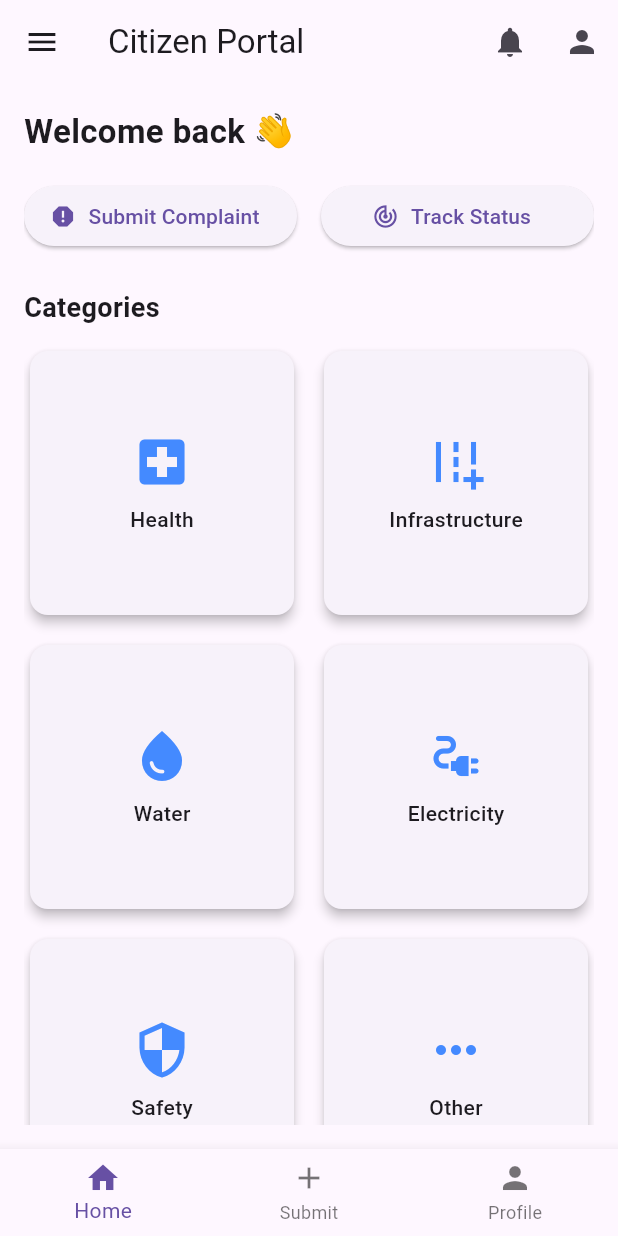
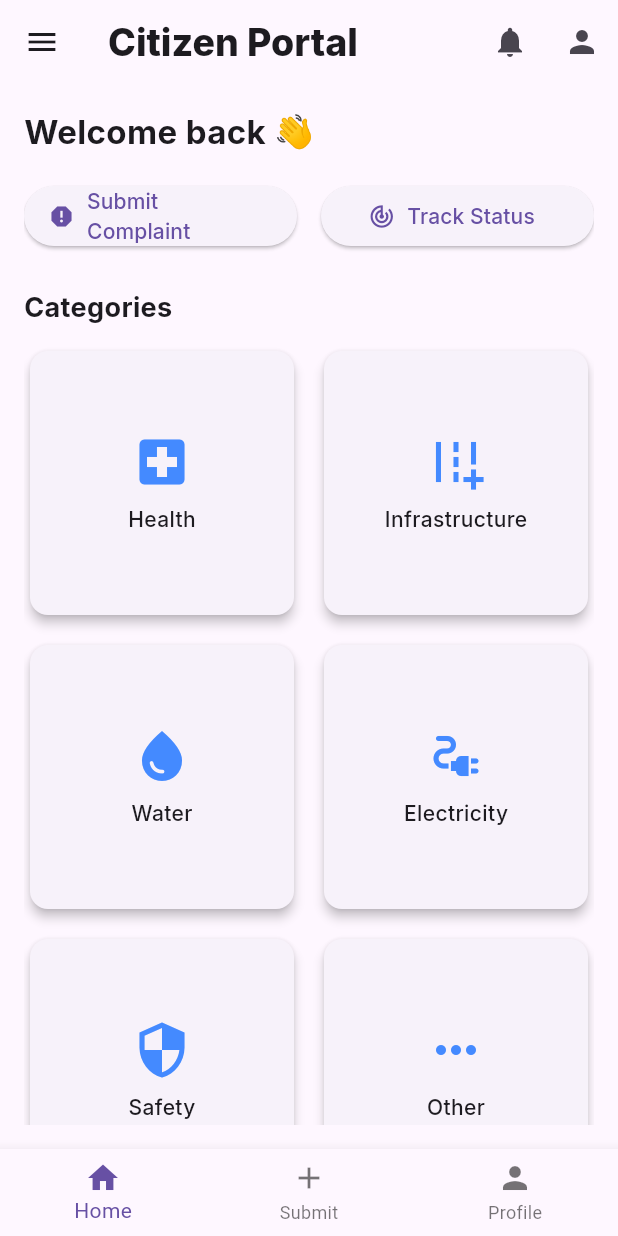
Before and after one commit to ChrisKamanzi/CivicLink, a Flutter app: the CitizenHomePage screen opened by its route, on a phone screen of 412 x 824 dp. Run offline on Flutter 3.47's test engine with Material 3 defaults, Android fonts, the phone set to English and light mode, and no system bars; our stand-ins replace firebase_auth, firebase_core, flutter_riverpod, go_router, google_fonts; accounts and stored records are empty.

Commit message:
Edited cards, homepage and the MinistriesCard.dart

```diff
--- a/lib/Home/CitizenHomePage.dart
+++ b/lib/Home/CitizenHomePage.dart
@@ -2,6 +2,7 @@ import 'package:civic_link/widgets/BottomNavBar.dart';
 import 'package:civic_link/widgets/StatusTile.dart';
 import 'package:flutter/material.dart';
 import 'package:go_router/go_router.dart';
+import 'package:google_fonts/google_fonts.dart';
 
 import '../widgets/CategoryCards.dart';
 import '../widgets/Drawer.dart';
@@ -13,7 +14,13 @@ class CitizenHomePage extends StatelessWidget {
   Widget build(BuildContext context) {
     return Scaffold(
       appBar: AppBar(
-        title: Text('Citizen Portal'),
+        backgroundColor: Colors.transparent,
+        title: Text(
+          'Citizen Portal',
+          style: GoogleFonts.inter(
+            textStyle: TextStyle(fontSize: 25, fontWeight: FontWeight.w800),
+          ),
+        ),
         actions: [
           IconButton(icon: Icon(Icons.notifications), onPressed: () {}),
           IconButton(icon: Icon(Icons.person), onPressed: () {}),
@@ -28,7 +35,12 @@ class CitizenHomePage extends StatelessWidget {
             children: [
               Text(
                 'Welcome back 👋',
-                style: TextStyle(fontSize: 22, fontWeight: FontWeight.bold),
+                style: GoogleFonts.inter(
+                  textStyle: TextStyle(
+                    fontSize: 22,
+                    fontWeight: FontWeight.w700,
+                  ),
+                ),
               ),
               SizedBox(height: 16),
               Row(
@@ -36,7 +48,10 @@ class CitizenHomePage extends StatelessWidget {
                   Expanded(
                     child: ElevatedButton.icon(
                       icon: Icon(Icons.report),
-                      label: Text('Submit Complaint'),
+                      label: Text(
+                        'Submit Complaint',
+                        style: GoogleFonts.inter(),
+                      ),
                       onPressed: () => context.push('/complains'),
                     ),
                   ),
@@ -44,7 +59,7 @@ class CitizenHomePage extends StatelessWidget {
                   Expanded(
                     child: ElevatedButton.icon(
                       icon: Icon(Icons.track_changes),
-                      label: Text('Track Status'),
+                      label: Text('Track Status', style: GoogleFonts.inter()),
                       onPressed: () {},
                     ),
                   ),
@@ -53,7 +68,12 @@ class CitizenHomePage extends StatelessWidget {
               SizedBox(height: 24),
               Text(
                 'Categories',
-                style: TextStyle(fontSize: 18, fontWeight: FontWeight.bold),
+                style: GoogleFonts.inter(
+                  textStyle: TextStyle(
+                    fontSize: 18,
+                    fontWeight: FontWeight.bold,
+                  ),
+                ),
               ),
               SizedBox(height: 12),
               GridView.count(
@@ -77,11 +97,19 @@ class CitizenHomePage extends StatelessWidget {
               SizedBox(height: 24),
               Text(
                 'Recent Complaints',
-                style: TextStyle(fontSize: 18, fontWeight: FontWeight.bold),
+                style: GoogleFonts.inter(
+                  textStyle: TextStyle(
+                    fontSize: 18,
+                    fontWeight: FontWeight.bold,
+                  ),
+                ),
               ),
               SizedBox(height: 12),
               StatusTile(
-                title: ' Land Titles', status: 'In Progress', onTap: () {},),
+                title: ' Land Titles',
+                status: 'In Progress',
+                onTap: () {},
+              ),
               StatusTile(title: 'Power of Attorney delay', status: 'Resolved'),
             ],
           ),
--- a/lib/Home/homepage.dart
+++ b/lib/Home/homepage.dart
@@ -1,7 +1,7 @@
 import 'package:flutter/material.dart';
 import 'package:google_fonts/google_fonts.dart';
 import '../Services /Ministries.dart';
-import '../Services /MinistriesCard.dart';
+import '../widgets/MinistriesCard.dart';
 
 class Homepage extends StatelessWidget {
   const Homepage({super.key});
--- a/lib/Services /Ministries.dart
+++ b/lib/Services /Ministries.dart
@@ -10,7 +10,7 @@ final List<Map<String, dynamic>> ministries = [
   },
   {
     'name': 'MINAFFET',
-    'image': 'Assets/minafet.jpeg',
+    'image': 'Assets/minafet .jpeg',
     'description': [
       'Handles foreign affairs',
       'Represents Rwanda globally',
@@ -19,7 +19,7 @@ final List<Map<String, dynamic>> ministries = [
   },
   {
     'name': 'MINEDUC',
-    'image': 'Assets/mineduc.jpeg',
+    'image': 'Assets/mineduc .jpg',
     'description': [
       'Oversees education system',
       'Supports schools and teachers',
@@ -27,9 +27,9 @@ final List<Map<String, dynamic>> ministries = [
     ],
   },
   {
-    'name': 'Minagri',
-    'image': 'Assets/Minagri.jpeg',
-    'description': [
+      'name': 'Minagri',
+      'image': 'Assets/Minagri .jpeg',
+      'description': [
       'Supports farmers',
       'Promotes food security',
       'Modernizes agriculture',
--- a/lib/widgets/CategoryCards.dart
+++ b/lib/widgets/CategoryCards.dart
@@ -1,4 +1,5 @@
 import 'package:flutter/material.dart';
+import 'package:google_fonts/google_fonts.dart';
 
 class CategoryCard extends StatelessWidget {
   final IconData icon;
@@ -26,7 +27,7 @@ class CategoryCard extends StatelessWidget {
             children: [
               Icon(icon, size: 40, color: Colors.blueAccent),
               const SizedBox(height: 8),
-              Text(label, style: const TextStyle(fontWeight: FontWeight.w500)),
+              Text(label, style: GoogleFonts.inter(textStyle:  TextStyle(fontWeight: FontWeight.w500))),
             ],
           ),
         ),
```
Also changed, not shown: lib/widgets/MinistriesCard.dart (renamed from lib/Services /MinistriesCard.dart).
